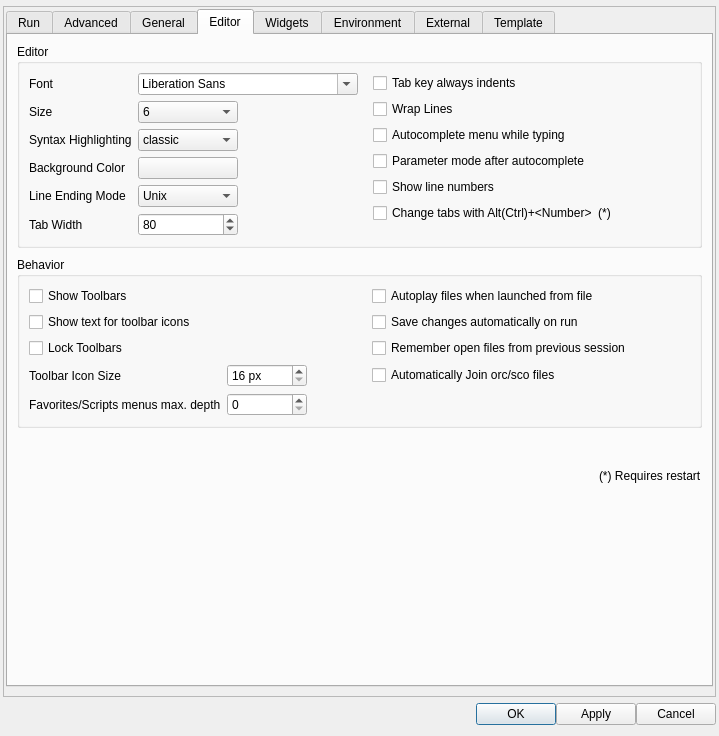
Above: src/configdialog.ui from CsoundQt/CsoundQt before the change. Below: the same form after it.
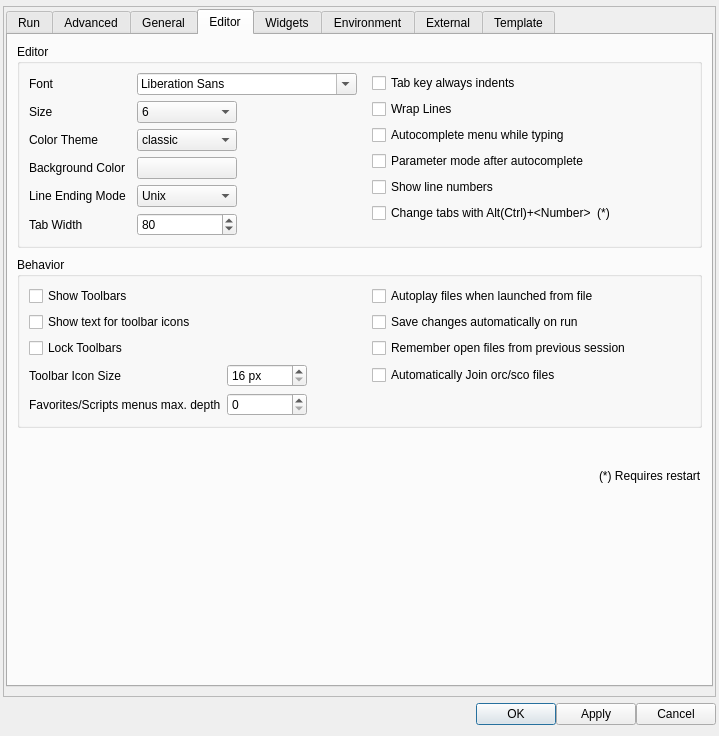
That is the form after the change.

Commit message: fix config dialog

Diff of the .ui file:
```diff
--- a/src/configdialog.ui
+++ b/src/configdialog.ui
@@ -1918,7 +1918,7 @@
                 <item row="2" column="0">
                  <widget class="QLabel" name="label_18">
                   <property name="text">
-                   <string>Syntax Highlighting</string>
+                   <string>Color Theme</string>
                   </property>
                  </widget>
                 </item>
```
